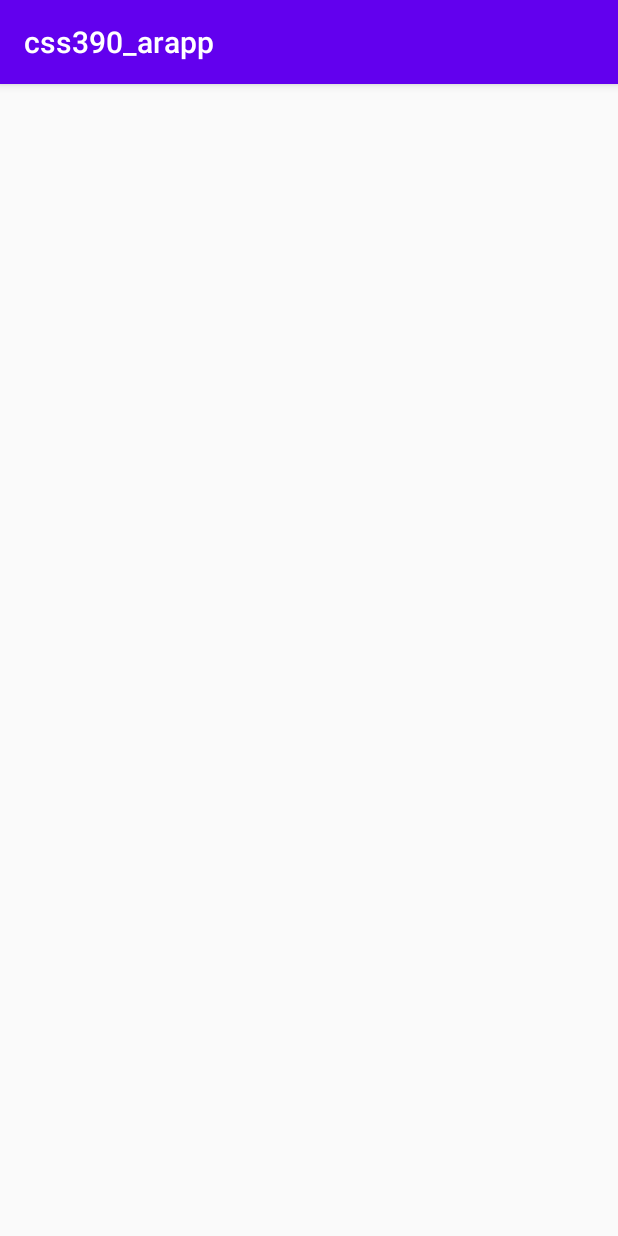
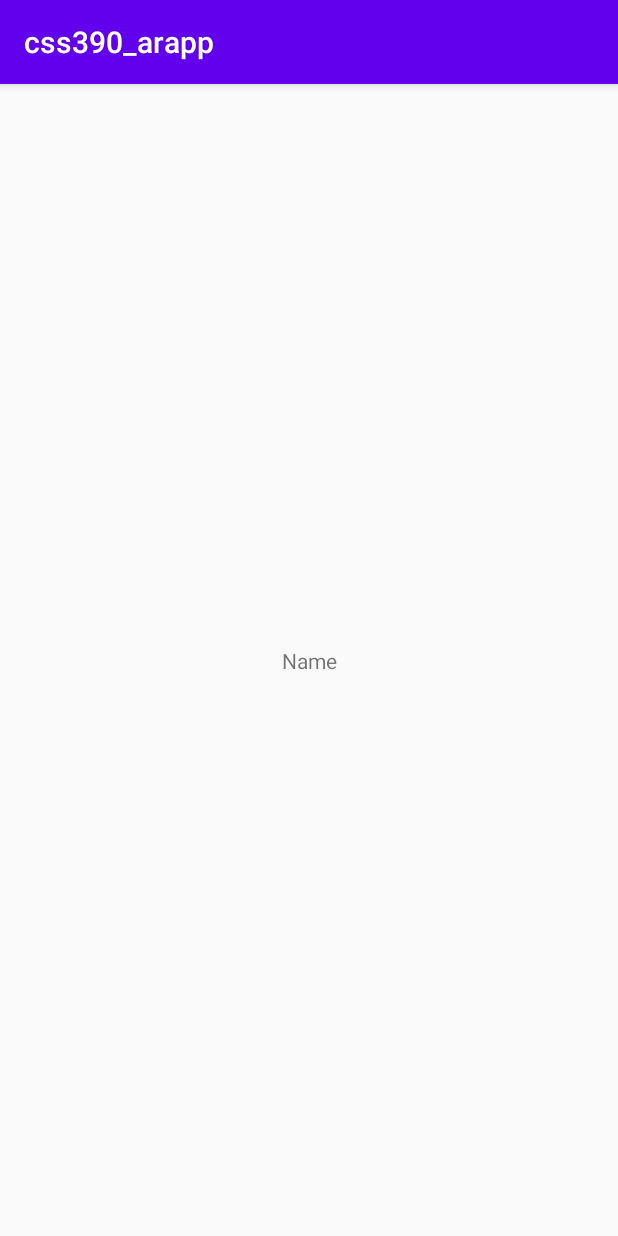
Before and after one commit to Teabeans/css390_arapp, an Android app: the screen it shows after launch (lobby), after a tap on "LOGIN", on a phone screen of 412 x 824 dp. Run offline under Robolectric (Android 15) with nearby library versions, the phone set to English and light mode, and no system bars.

Commit message:
Confirmed transfer of data from login screen to lobby activity.

```diff
--- a/app/src/main/java/com/example/css390_arapp/lobby.kt
+++ b/app/src/main/java/com/example/css390_arapp/lobby.kt
@@ -1,11 +1,21 @@
 package com.example.css390_arapp
 
 import android.os.Bundle
+import android.provider.AlarmClock.EXTRA_MESSAGE
+import android.widget.TextView
 import androidx.appcompat.app.AppCompatActivity
 
 class lobby : AppCompatActivity() {
     override fun onCreate(savedInstanceState: Bundle?) {
         super.onCreate(savedInstanceState)
         setContentView(R.layout.activity_lobby)
+
+        // Get the Intent that started this activity and extract the string
+        val message = intent.getStringExtra(EXTRA_MESSAGE)
+
+        // Capture the layout's TextView and set the string as its text
+        val textView = findViewById<TextView>(R.id.statusReport).apply {
+            text = message
+        }
     }
 }
--- a/app/src/main/res/layout/activity_lobby.xml
+++ b/app/src/main/res/layout/activity_lobby.xml
@@ -6,4 +6,14 @@
     android:layout_height="match_parent"
     tools:context=".lobby">
 
+    <TextView
+        android:id="@+id/statusReport"
+        android:layout_width="wrap_content"
+        android:layout_height="wrap_content"
+        android:text="TextView"
+        app:layout_constraintBottom_toBottomOf="parent"
+        app:layout_constraintEnd_toEndOf="parent"
+        app:layout_constraintHorizontal_bias="0.5"
+        app:layout_constraintStart_toStartOf="parent"
+        app:layout_constraintTop_toTopOf="parent" />
 </androidx.constraintlayout.widget.ConstraintLayout>
```
